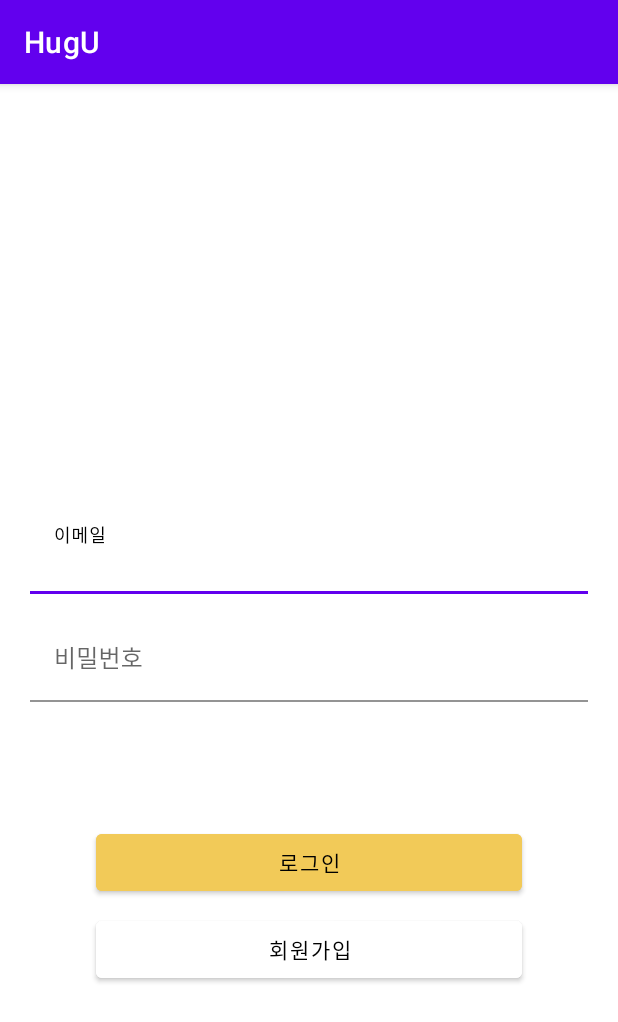
After one commit to ssh09015/HugU, an Android app: the LoginActivity screen opened directly, with no data from a screen before it, on a phone screen of 412 x 824 dp. The commit adds this screen. Shown: the top 1022 px of the screen. Run offline under Robolectric (Android 15) with nearby library versions, the phone set to English and light mode, and no system bars.

Commit message:
[로그인] 기본 레이아웃 설계

```diff
--- a/app/build.gradle
+++ b/app/build.gradle
@@ -29,6 +29,10 @@ android {
     kotlinOptions {
         jvmTarget = '1.8'
     }
+
+    viewBinding {
+        enabled true
+    }
 }
 
 dependencies {
--- a/app/src/main/AndroidManifest.xml
+++ b/app/src/main/AndroidManifest.xml
@@ -14,6 +14,13 @@
         android:theme="@style/Theme.HugU"
         tools:targetApi="31">
         <activity
+            android:name=".login.LoginActivity"
+            android:exported="false">
+            <meta-data
+                android:name="android.app.lib_name"
+                android:value="" />
+        </activity>
+        <activity
             android:name=".MainActivity"
             android:exported="true">
             <intent-filter>
--- a/app/src/main/java/com/example/hugu/MainActivity.kt
+++ b/app/src/main/java/com/example/hugu/MainActivity.kt
@@ -1,11 +1,26 @@
 package com.example.hugu
 
+import android.content.Intent
 import androidx.appcompat.app.AppCompatActivity
 import android.os.Bundle
+import com.example.hugu.databinding.ActivityMainBinding
+import com.example.hugu.login.LoginActivity
 
 class MainActivity : AppCompatActivity() {
+
+    private lateinit var viewBinding: ActivityMainBinding
+
     override fun onCreate(savedInstanceState: Bundle?) {
         super.onCreate(savedInstanceState)
         setContentView(R.layout.activity_main)
+
+        viewBinding = ActivityMainBinding.inflate(layoutInflater)
+        setContentView(viewBinding.root)
+
+        viewBinding.loginBtn2.setOnClickListener{
+            val intent = Intent(this, LoginActivity::class.java)
+            this.startActivity(intent)
+        }
+
     }
 }
--- /dev/null
+++ b/app/src/main/java/com/example/hugu/login/LoginActivity.kt
@@ -0,0 +1,14 @@
+package com.example.hugu.login
+
+import androidx.appcompat.app.AppCompatActivity
+import android.os.Bundle
+import com.example.hugu.R
+import com.example.hugu.databinding.ActivityMainBinding
+
+class LoginActivity : AppCompatActivity() {
+    private lateinit var viewBinding: ActivityMainBinding
+    override fun onCreate(savedInstanceState: Bundle?) {
+        super.onCreate(savedInstanceState)
+        setContentView(R.layout.activity_login)
+    }
+}
--- /dev/null
+++ b/app/src/main/res/layout/activity_login.xml
@@ -0,0 +1,85 @@
+<?xml version="1.0" encoding="utf-8"?>
+<androidx.constraintlayout.widget.ConstraintLayout xmlns:android="http://schemas.android.com/apk/res/android"
+    xmlns:app="http://schemas.android.com/apk/res-auto"
+    xmlns:tools="http://schemas.android.com/tools"
+    android:layout_width="match_parent"
+    android:layout_height="match_parent"
+    tools:context=".login.LoginActivity">
+
+    <androidx.constraintlayout.widget.ConstraintLayout
+        android:id="@+id/constraintLayout"
+        android:layout_width="match_parent"
+        android:layout_height="200dp"
+        app:layout_constraintBottom_toBottomOf="parent"
+        app:layout_constraintEnd_toEndOf="parent"
+        app:layout_constraintStart_toStartOf="parent"
+        app:layout_constraintTop_toTopOf="parent">
+
+        <com.google.android.material.textfield.TextInputLayout
+            android:id="@+id/loginEmail"
+            android:layout_width="match_parent"
+            android:layout_height="wrap_content"
+            android:hint="이메일"
+            app:hintTextColor="@color/black"
+            app:layout_constraintEnd_toEndOf="parent"
+            app:layout_constraintStart_toStartOf="parent"
+            app:layout_constraintTop_toTopOf="parent">
+
+            <EditText
+                android:id="@+id/emailEt"
+                android:layout_width="match_parent"
+                android:layout_height="wrap_content"
+                android:layout_marginLeft="20dp"
+                android:layout_marginRight="20dp"
+                android:background="@android:color/transparent" />
+
+        </com.google.android.material.textfield.TextInputLayout>
+
+        <com.google.android.material.textfield.TextInputLayout
+            android:id="@+id/loginPwd"
+            android:layout_width="match_parent"
+            android:layout_height="wrap_content"
+            android:layout_marginTop="16dp"
+            android:hint="비밀번호"
+            app:hintTextColor="@color/black"
+            app:layout_constraintEnd_toEndOf="parent"
+            app:layout_constraintStart_toStartOf="parent"
+            app:layout_constraintTop_toBottomOf="@+id/loginEmail">
+
+            <EditText
+                android:id="@+id/pwdEt"
+                android:layout_width="match_parent"
+                android:layout_height="wrap_content"
+                android:layout_marginLeft="20dp"
+                android:layout_marginRight="20dp"
+                android:background="@android:color/transparent" />
+
+        </com.google.android.material.textfield.TextInputLayout>
+    </androidx.constraintlayout.widget.ConstraintLayout>
+
+    <Button
+        android:id="@+id/loginBtn"
+        android:layout_width="284dp"
+        android:layout_height="50dp"
+        android:layout_marginTop="10dp"
+        android:text="로그인"
+        android:backgroundTint="@color/yellow"
+        android:textColor="@color/black"
+        app:layout_constraintEnd_toEndOf="parent"
+        app:layout_constraintStart_toStartOf="parent"
+        app:layout_constraintTop_toBottomOf="@+id/constraintLayout" />
+
+    <Button
+        android:id="@+id/signUpBtn"
+        android:layout_width="284dp"
+        android:layout_height="50dp"
+        android:layout_marginTop="8dp"
+        android:text="회원가입"
+        android:textColor="@color/black"
+        android:backgroundTint="@color/white"
+        app:layout_constraintEnd_toEndOf="parent"
+        app:layout_constraintStart_toStartOf="parent"
+        app:layout_constraintTop_toBottomOf="@+id/loginBtn" />
+
+
+</androidx.constraintlayout.widget.ConstraintLayout>
--- a/app/src/main/res/layout/activity_main.xml
+++ b/app/src/main/res/layout/activity_main.xml
@@ -7,6 +7,7 @@
     tools:context=".MainActivity">
 
     <TextView
+        android:id="@+id/textView"
         android:layout_width="wrap_content"
         android:layout_height="wrap_content"
         android:text="seyi!!"
@@ -15,4 +16,14 @@
         app:layout_constraintStart_toStartOf="parent"
         app:layout_constraintTop_toTopOf="parent" />
 
+    <Button
+        android:id="@+id/loginBtn2"
+        android:layout_width="wrap_content"
+        android:layout_height="wrap_content"
+        android:text="로그인 화면"
+        app:layout_constraintBottom_toBottomOf="parent"
+        app:layout_constraintEnd_toEndOf="parent"
+        app:layout_constraintStart_toStartOf="parent"
+        app:layout_constraintTop_toBottomOf="@+id/textView" />
+
 </androidx.constraintlayout.widget.ConstraintLayout>
--- a/app/src/main/res/values/colors.xml
+++ b/app/src/main/res/values/colors.xml
@@ -7,4 +7,12 @@
     <color name="teal_700">#FF018786</color>
     <color name="black">#FF000000</color>
     <color name="white">#FFFFFFFF</color>
+
+    #색상 추가
+    <color name="yellow">#F2CA58</color>
+    <color name="cray">#C4C4C5</color>
+    <color name="red">#B3261E</color>
+    <color name="cray2">#9A9AA4</color>
+    <color name="seum1">#38D42F</color>
+    <color name="seum2">#FF5100</color>
 </resources>
```
